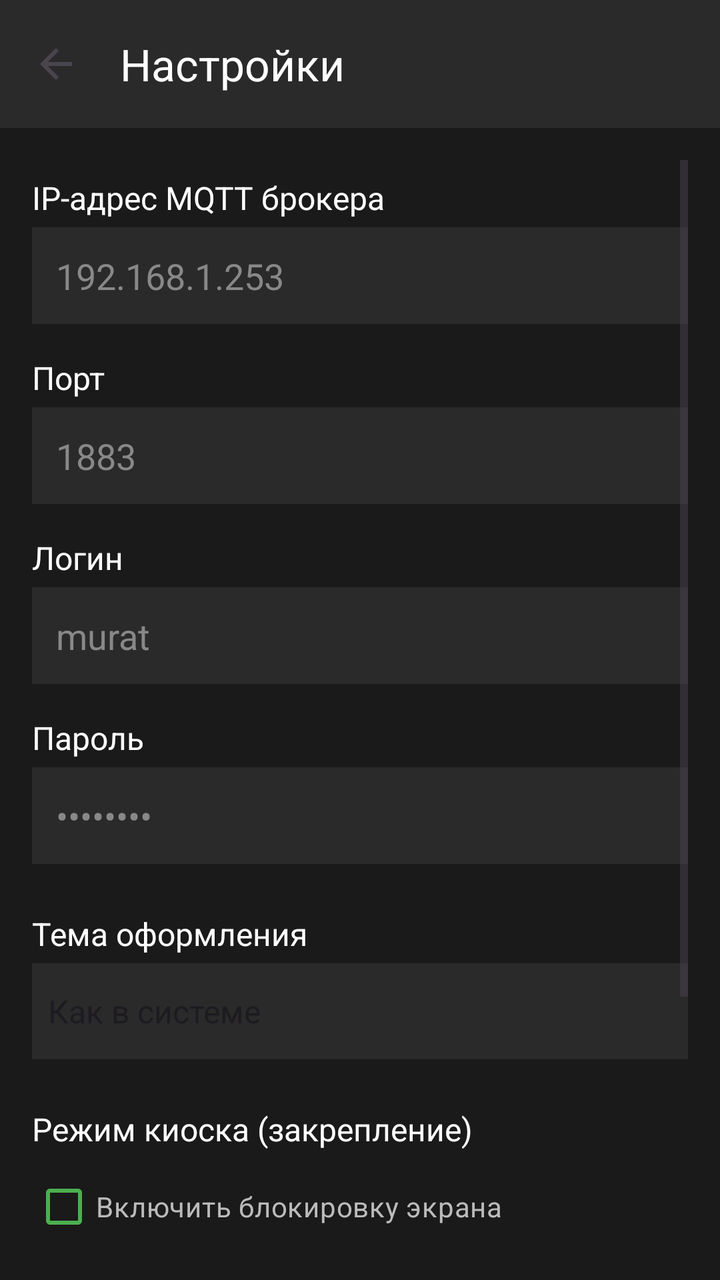
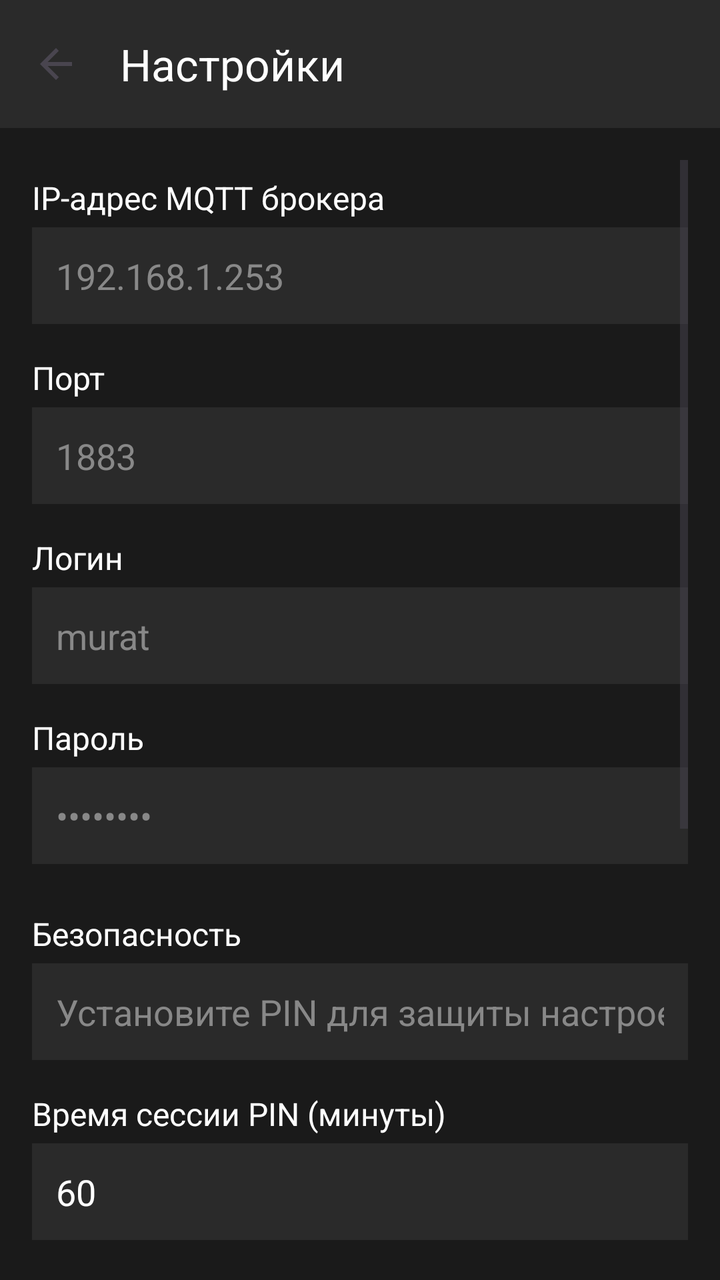

An Android layout rendered at two revisions. The XML below is the earlier revision; the diff shows what the commit changed to produce the second picture.
<!-- AndroidManifest.xml: application theme Theme.SmartHomeDashboard -->
<!-- res/layout/activity_settings.xml -->
<?xml version="1.0" encoding="utf-8"?>
<LinearLayout xmlns:android="http://schemas.android.com/apk/res/android"
    xmlns:app="http://schemas.android.com/apk/res-auto"
    android:layout_width="match_parent"
    android:layout_height="match_parent"
    android:orientation="vertical"
    android:background="#1A1A1A">

    <androidx.appcompat.widget.Toolbar
        android:id="@+id/toolbar"
        android:layout_width="match_parent"
        android:layout_height="?attr/actionBarSize"
        android:background="#2A2A2A"
        app:navigationIcon="?attr/homeAsUpIndicator"
        app:title="@string/settings_title"
        app:titleTextColor="#FFFFFF" />

    <ScrollView
        android:layout_width="match_parent"
        android:layout_height="match_parent"
        android:padding="16dp">

        <LinearLayout
            android:layout_width="match_parent"
            android:layout_height="wrap_content"
            android:orientation="vertical">

            <TextView
                android:layout_width="wrap_content"
                android:layout_height="wrap_content"
                android:text="@string/mqtt_ip_label"
                android:textColor="#FFFFFF"
                android:textSize="16sp"
                android:layout_marginTop="8dp"
                android:layout_marginBottom="4dp" />

            <EditText
                android:id="@+id/etMqttHost"
                android:layout_width="match_parent"
                android:layout_height="wrap_content"
                android:background="#2A2A2A"
                android:textColor="#FFFFFF"
                android:textColorHint="#888888"
                android:padding="12dp"
                android:inputType="text"
                android:hint="@string/mqtt_host_hint"
                android:autofillHints="host" />

            <TextView
                android:layout_width="wrap_content"
                android:layout_height="wrap_content"
                android:text="@string/mqtt_port_label"
                android:textColor="#FFFFFF"
                android:textSize="16sp"
                android:layout_marginTop="16dp"
                android:layout_marginBottom="4dp" />

            <EditText
                android:id="@+id/etMqttPort"
                android:layout_width="match_parent"
                android:layout_height="wrap_content"
                android:background="#2A2A2A"
                android:textColor="#FFFFFF"
                android:textColorHint="#888888"
                android:padding="12dp"
                android:inputType="number"
                android:hint="@string/mqtt_port_hint"
                android:autofillHints="port" />

            <TextView
                android:layout_width="wrap_content"
                android:layout_height="wrap_content"
                android:text="@string/mqtt_username_label"
                android:textColor="#FFFFFF"
                android:textSize="16sp"
                android:layout_marginTop="16dp"
                android:layout_marginBottom="4dp" />

            <EditText
                android:id="@+id/etMqttUsername"
                android:layout_width="match_parent"
                android:layout_height="wrap_content"
                android:background="#2A2A2A"
                android:textColor="#FFFFFF"
                android:textColorHint="#888888"
                android:padding="12dp"
                android:inputType="text"
                android:hint="@string/mqtt_username_hint"
                android:autofillHints="username" />

            <TextView
                android:layout_width="wrap_content"
                android:layout_height="wrap_content"
                android:text="@string/mqtt_password_label"
                android:textColor="#FFFFFF"
                android:textSize="16sp"
                android:layout_marginTop="16dp"
                android:layout_marginBottom="4dp" />

            <EditText
                android:id="@+id/etMqttPassword"
                android:layout_width="match_parent"
                android:layout_height="wrap_content"
                android:background="#2A2A2A"
                android:textColor="#FFFFFF"
                android:textColorHint="#888888"
                android:padding="12dp"
                android:inputType="textPassword"
                android:hint="@string/mqtt_password_hint"
                android:autofillHints="password" />

            <TextView
                android:layout_width="wrap_content"
                android:layout_height="wrap_content"
                android:text="Тема оформления"
                android:textColor="#FFFFFF"
                android:textSize="16sp"
                android:layout_marginTop="24dp"
                android:layout_marginBottom="4dp" />

            <Spinner
                android:id="@+id/spinnerTheme"
                android:layout_width="match_parent"
                android:layout_height="48dp"
                android:background="#2A2A2A"
                android:entries="@array/theme_options" />

            <TextView
                android:layout_width="wrap_content"
                android:layout_height="wrap_content"
                android:text="Режим киоска (закрепление)"
                android:textColor="#FFFFFF"
                android:textSize="16sp"
                android:layout_marginTop="24dp"
                android:layout_marginBottom="4dp" />

            <CheckBox
                android:id="@+id/cbKioskMode"
                android:layout_width="match_parent"
                android:layout_height="wrap_content"
                android:text="Включить блокировку экрана"
                android:textColor="#BBBBBB"
                android:buttonTint="#4CAF50" />

            <TextView
                android:layout_width="wrap_content"
                android:layout_height="wrap_content"
                android:text="Резервное копирование"
                android:textColor="#FFFFFF"
                android:textSize="16sp"
                android:layout_marginTop="24dp"
                android:layout_marginBottom="4dp" />

            <LinearLayout
                android:layout_width="match_parent"
                android:layout_height="wrap_content"
                android:orientation="horizontal">

                <Button
                    android:id="@+id/btnExport"
                    android:layout_width="0dp"
                    android:layout_height="wrap_content"
                    android:layout_weight="1"
                    android:text="Экспорт"
                    android:layout_marginEnd="4dp"
                    android:backgroundTint="#2196F3" />

                <Button
                    android:id="@+id/btnImport"
                    android:layout_width="0dp"
                    android:layout_height="wrap_content"
                    android:layout_weight="1"
                    android:text="Импорт"
                    android:layout_marginStart="4dp"
                    android:backgroundTint="#FF9800" />
            </LinearLayout>

            <Button
                android:id="@+id/btnSave"
                android:layout_width="match_parent"
                android:layout_height="56dp"
                android:layout_marginTop="32dp"
                android:text="@string/save"
                android:textColor="#FFFFFF"
                android:backgroundTint="#4CAF50"
                android:textSize="16sp" />

        </LinearLayout>
    </ScrollView>

</LinearLayout>
<!-- resources referenced by this layout -->
<resources>
  <string-array name="theme_options">
          <item>Как в системе</item>
          <item>Светлая</item>
          <item>Тёмная</item>
      </string-array>
  <string name="mqtt_host_hint">192.168.1.253</string>
  <string name="mqtt_ip_label">IP-адрес MQTT брокера</string>
  <string name="mqtt_password_hint">••••••••</string>
  <string name="mqtt_password_label">Пароль</string>
  <string name="mqtt_port_hint">1883</string>
  <string name="mqtt_port_label">Порт</string>
  <string name="mqtt_username_hint">murat</string>
  <string name="mqtt_username_label">Логин</string>
  <string name="save">Сохранить</string>
  <string name="settings_title">Настройки</string>
  <style name="Theme.SmartHomeDashboard" parent="Base.Theme.SmartHomeDashboard" />
  <style name="Base.Theme.SmartHomeDashboard" parent="Theme.Material3.DayNight.NoActionBar">
      </style>
</resources>

<!-- the commit's change to res/layout/activity_settings.xml (unified diff, before → after) -->
@@ -108,6 +108,48 @@
                 android:inputType="textPassword"
                 android:hint="@string/mqtt_password_hint"
                 android:autofillHints="password" />
+
+            <TextView
+                android:layout_width="wrap_content"
+                android:layout_height="wrap_content"
+                android:text="Безопасность"
+                android:textColor="#FFFFFF"
+                android:textSize="16sp"
+                android:layout_marginTop="24dp"
+                android:layout_marginBottom="4dp" />
+
+            <EditText
+                android:id="@+id/etAdminPin"
+                android:layout_width="match_parent"
+                android:layout_height="wrap_content"
+                android:background="#2A2A2A"
+                android:textColor="#FFFFFF"
+                android:textColorHint="#888888"
+                android:padding="12dp"
+                android:inputType="numberPassword"
+                android:hint="Установите PIN для защиты настроек"
+                android:maxLength="6" />
+
+            <TextView
+                android:layout_width="wrap_content"
+                android:layout_height="wrap_content"
+                android:text="Время сессии PIN (минуты)"
+                android:textColor="#FFFFFF"
+                android:textSize="16sp"
+                android:layout_marginTop="16dp"
+                android:layout_marginBottom="4dp" />
+
+            <EditText
+                android:id="@+id/etPinSessionMinutes"
+                android:layout_width="match_parent"
+                android:layout_height="wrap_content"
+                android:background="#2A2A2A"
+                android:textColor="#FFFFFF"
+                android:textColorHint="#888888"
+                android:padding="12dp"
+                android:inputType="number"
+                android:hint="Через сколько минут снова спросить PIN"
+                android:text="60" />
 
             <TextView
                 android:layout_width="wrap_content"
